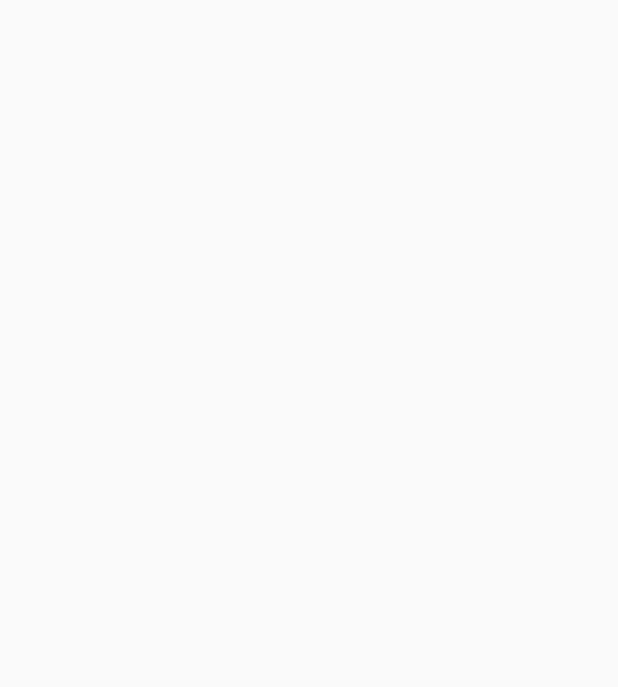
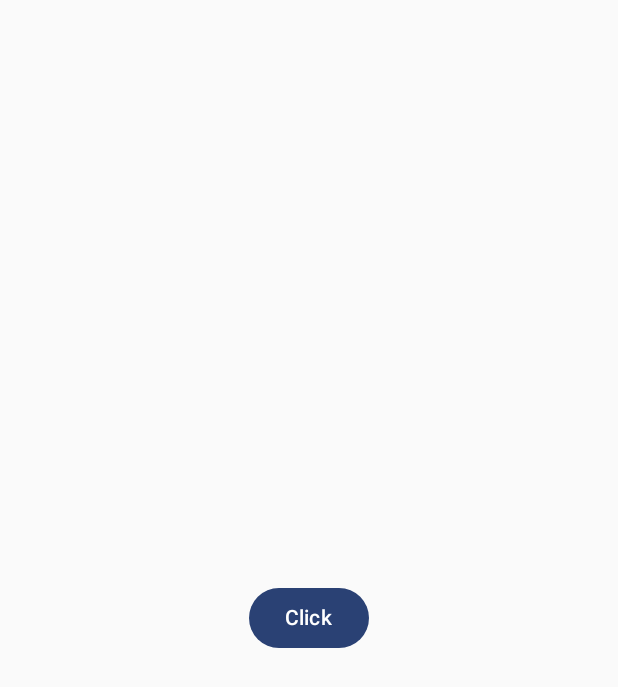
Before and after one commit to Mohamad-Tarek-Hendi/Bottom-Sheets, an Android app built with Jetpack Compose: the screen it shows after launch (MainActivity), on a phone screen of 412 x 824 dp. Before the commit the part shown is empty. Shown: the top 687 px of the screen. Run offline under Robolectric (Android 15) with nearby library versions, the phone set to English and light mode, and no system bars.

Commit message:
* Create simple bottom sheet

```diff
--- a/app/build.gradle.kts
+++ b/app/build.gradle.kts
@@ -5,7 +5,7 @@ plugins {
 
 android {
     namespace = "com.example.bottomsheetswithmaterial3"
-    compileSdk = 33
+    compileSdk = 34
 
     defaultConfig {
         applicationId = "com.example.bottomsheetswithmaterial3"
@@ -54,7 +54,7 @@ dependencies {
     implementation("androidx.core:core-ktx:1.9.0")
     implementation("androidx.lifecycle:lifecycle-runtime-ktx:2.6.2")
     implementation("androidx.activity:activity-compose:1.8.0")
-    implementation(platform("androidx.compose:compose-bom:2023.03.00"))
+    implementation(platform("androidx.compose:compose-bom:2023.10.01"))
     implementation("androidx.compose.ui:ui")
     implementation("androidx.compose.ui:ui-graphics")
     implementation("androidx.compose.ui:ui-tooling-preview")
--- a/app/src/main/java/com/example/bottomsheetswithmaterial3/MainActivity.kt
+++ b/app/src/main/java/com/example/bottomsheetswithmaterial3/MainActivity.kt
@@ -3,21 +3,78 @@ package com.example.bottomsheetswithmaterial3
 import android.os.Bundle
 import androidx.activity.ComponentActivity
 import androidx.activity.compose.setContent
+import androidx.compose.foundation.Image
+import androidx.compose.foundation.layout.Box
+import androidx.compose.foundation.layout.fillMaxHeight
 import androidx.compose.foundation.layout.fillMaxSize
+import androidx.compose.foundation.layout.fillMaxWidth
+import androidx.compose.foundation.layout.height
+import androidx.compose.material3.Button
+import androidx.compose.material3.ExperimentalMaterial3Api
 import androidx.compose.material3.MaterialTheme
+import androidx.compose.material3.ModalBottomSheet
 import androidx.compose.material3.Surface
 import androidx.compose.material3.Text
+import androidx.compose.material3.rememberModalBottomSheetState
 import androidx.compose.runtime.Composable
+import androidx.compose.runtime.getValue
+import androidx.compose.runtime.mutableStateOf
+import androidx.compose.runtime.saveable.rememberSaveable
+import androidx.compose.runtime.setValue
+import androidx.compose.ui.Alignment
 import androidx.compose.ui.Modifier
+import androidx.compose.ui.graphics.Color
+import androidx.compose.ui.res.painterResource
+import androidx.compose.ui.text.font.FontWeight
+import androidx.compose.ui.text.style.TextAlign
 import androidx.compose.ui.tooling.preview.Preview
+import androidx.compose.ui.unit.sp
 import com.example.bottomsheetswithmaterial3.ui.theme.BottomSheetsWithMaterial3Theme
 
+@OptIn(ExperimentalMaterial3Api::class)
 class MainActivity : ComponentActivity() {
     override fun onCreate(savedInstanceState: Bundle?) {
         super.onCreate(savedInstanceState)
         setContent {
             BottomSheetsWithMaterial3Theme {
 
+                val sheetState = rememberModalBottomSheetState(skipPartiallyExpanded = true)
+
+                //rememberSaveable function is used to remember and save the state of a variable across recompositions and configuration changes in Jetpack Compose.
+                var isSheetOpen by rememberSaveable {
+                    mutableStateOf(false)
+                }
+
+                Box(
+                    modifier = Modifier
+                        .fillMaxSize(),
+                    contentAlignment = Alignment.Center
+                ) {
+                    Button(
+                        onClick = {
+                            isSheetOpen = true
+                        }) {
+                        Text(text = "Click")
+                    }
+                }
+
+                if (isSheetOpen) {
+                    ModalBottomSheet(
+                        sheetState = sheetState,
+                        onDismissRequest = {
+                            isSheetOpen = false
+                        }) {
+
+                        Text(
+                            text = "Hello World!!",
+                            modifier = Modifier.fillMaxWidth(),
+                            color = Color.Black,
+                            fontWeight = FontWeight.Bold,
+                            fontSize = 30.sp,
+                            textAlign = TextAlign.Center
+                        )
+                    }
+                }
 
             }
         }
```
